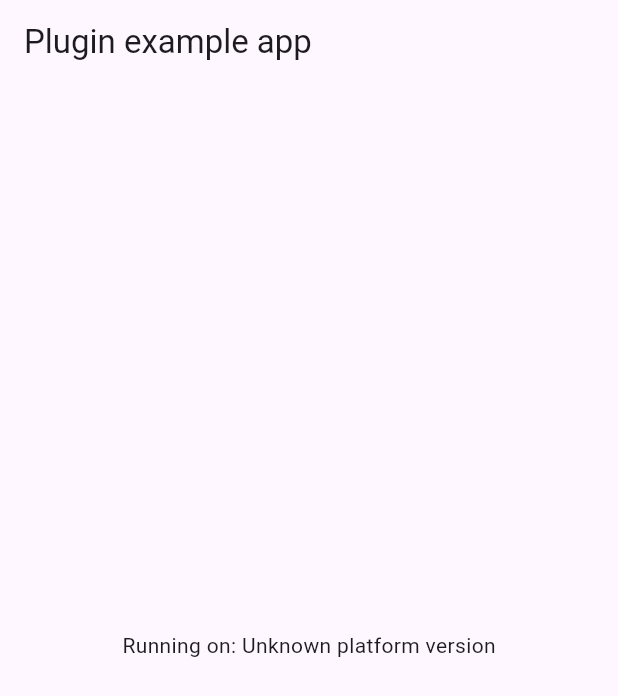
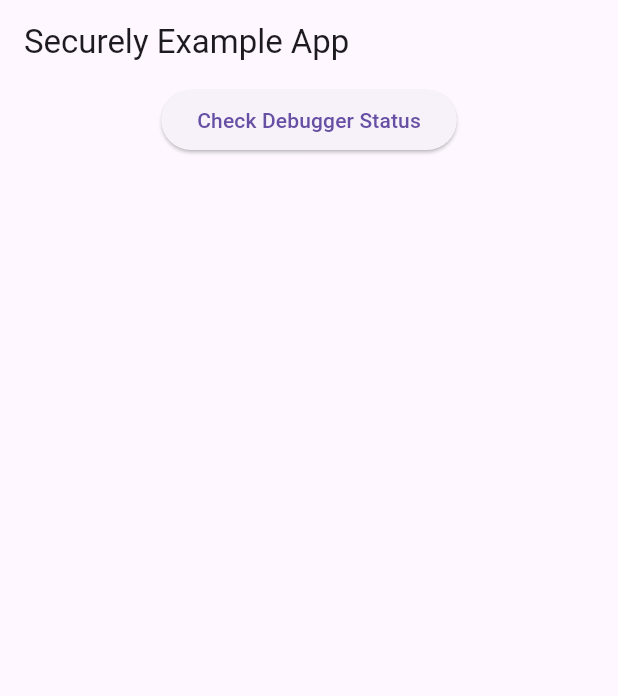
Before and after one commit to Al-Fuad/Packages, a Flutter app: the screen it shows after launch, on a phone screen of 412 x 824 dp. Shown: the top 696 px of the screen. Run offline on Flutter 3.47's test engine with Material 3 defaults, Android fonts, the light colour scheme and no system bars.

Commit message:
Debugger detector added

```diff
--- a/example/lib/main.dart
+++ b/example/lib/main.dart
@@ -1,62 +1,40 @@
 import 'package:flutter/material.dart';
-import 'dart:async';
-
-import 'package:flutter/services.dart';
 import 'package:securely/securely.dart';
 
 void main() {
-  runApp(const MyApp());
+  runApp(MaterialApp(home: const MyApp()));
 }
 
-class MyApp extends StatefulWidget {
+class MyApp extends StatelessWidget {
   const MyApp({super.key});
 
   @override
-  State<MyApp> createState() => _MyAppState();
-}
-
-class _MyAppState extends State<MyApp> {
-  String _platformVersion = 'Unknown';
-  final _securelyPlugin = Securely();
-
-  @override
-  void initState() {
-    super.initState();
-    initPlatformState();
-  }
-
-  // Platform messages are asynchronous, so we initialize in an async method.
-  Future<void> initPlatformState() async {
-    String platformVersion;
-    // Platform messages may fail, so we use a try/catch PlatformException.
-    // We also handle the message potentially returning null.
-    try {
-      platformVersion =
-          await _securelyPlugin.getPlatformVersion() ?? 'Unknown platform version';
-    } on PlatformException {
-      platformVersion = 'Failed to get platform version.';
-    }
-
-    // If the widget was removed from the tree while the asynchronous platform
-    // message was in flight, we want to discard the reply rather than calling
-    // setState to update our non-existent appearance.
-    if (!mounted) return;
-
-    setState(() {
-      _platformVersion = platformVersion;
-    });
-  }
-
-  @override
   Widget build(BuildContext context) {
-    return MaterialApp(
-      home: Scaffold(
-        appBar: AppBar(
-          title: const Text('Plugin example app'),
-        ),
-        body: Center(
-          child: Text('Running on: $_platformVersion\n'),
-        ),
+    return Scaffold(
+      appBar: AppBar(title: const Text('Securely Example App')),
+      body: Column(
+        children: [
+          Center(
+            child: ElevatedButton(
+              onPressed: () async {
+                bool debuggerDetected = await Securely.isDebuggerDetected();
+                String message = debuggerDetected
+                    ? '❌ Debugger is detected!'
+                    : '✅ No debugger detected.';
+                showDialog(
+                  context: context,
+                  builder: (context) => AlertDialog(
+                    content: Container(
+                      padding: EdgeInsets.all(10),
+                      child: Text(message),
+                    ),
+                  ),
+                );
+              },
+              child: const Text('Check Debugger Status'),
+            ),
+          ),
+        ],
       ),
     );
   }
--- a/lib/securely_method_channel.dart
+++ /dev/null
@@ -1,17 +0,0 @@
-import 'package:flutter/foundation.dart';
-import 'package:flutter/services.dart';
-
-import 'securely_platform_interface.dart';
-
-/// An implementation of [SecurelyPlatform] that uses method channels.
-class MethodChannelSecurely extends SecurelyPlatform {
-  /// The method channel used to interact with the native platform.
-  @visibleForTesting
-  final methodChannel = const MethodChannel('securely');
-
-  @override
-  Future<String?> getPlatformVersion() async {
-    final version = await methodChannel.invokeMethod<String>('getPlatformVersion');
-    return version;
-  }
-}
--- a/lib/securely_platform_interface.dart
+++ /dev/null
@@ -1,29 +0,0 @@
-import 'package:plugin_platform_interface/plugin_platform_interface.dart';
-
-import 'securely_method_channel.dart';
-
-abstract class SecurelyPlatform extends PlatformInterface {
-  /// Constructs a SecurelyPlatform.
-  SecurelyPlatform() : super(token: _token);
-
-  static final Object _token = Object();
-
-  static SecurelyPlatform _instance = MethodChannelSecurely();
-
-  /// The default instance of [SecurelyPlatform] to use.
-  ///
-  /// Defaults to [MethodChannelSecurely].
-  static SecurelyPlatform get instance => _instance;
-
-  /// Platform-specific implementations should set this with their own
-  /// platform-specific class that extends [SecurelyPlatform] when
-  /// they register themselves.
-  static set instance(SecurelyPlatform instance) {
-    PlatformInterface.verifyToken(instance, _token);
-    _instance = instance;
-  }
-
-  Future<String?> getPlatformVersion() {
-    throw UnimplementedError('platformVersion() has not been implemented.');
-  }
-}
```
Also changed, not shown: lib/securely.dart (+9 -3 lines), 7 other files.
